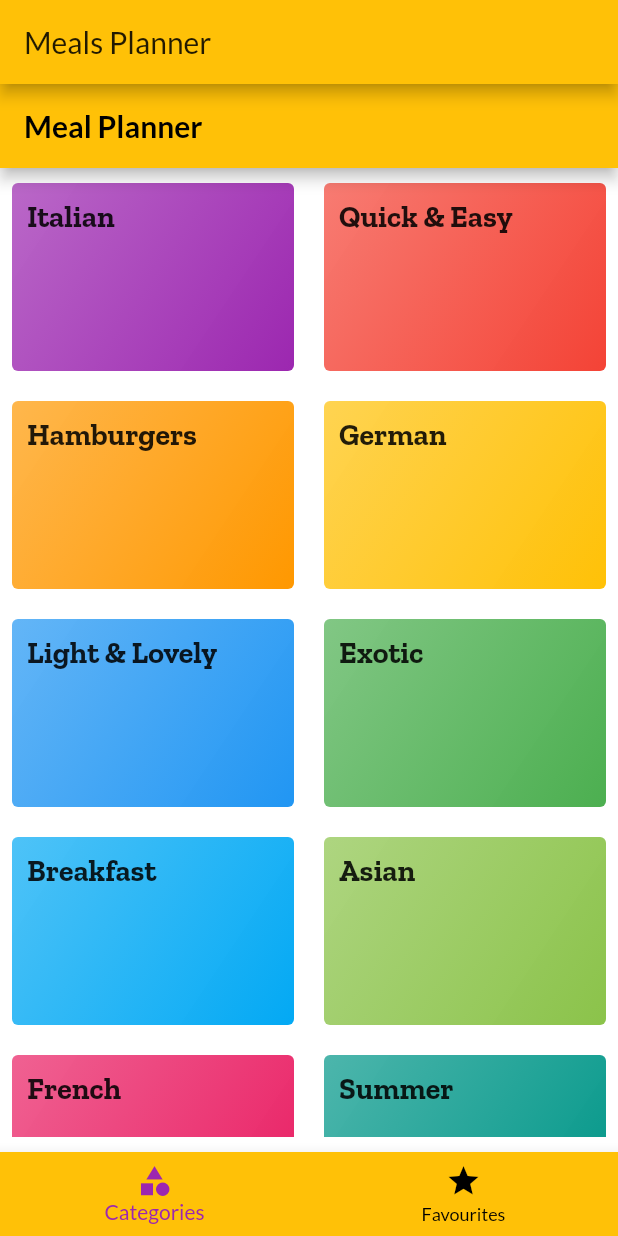
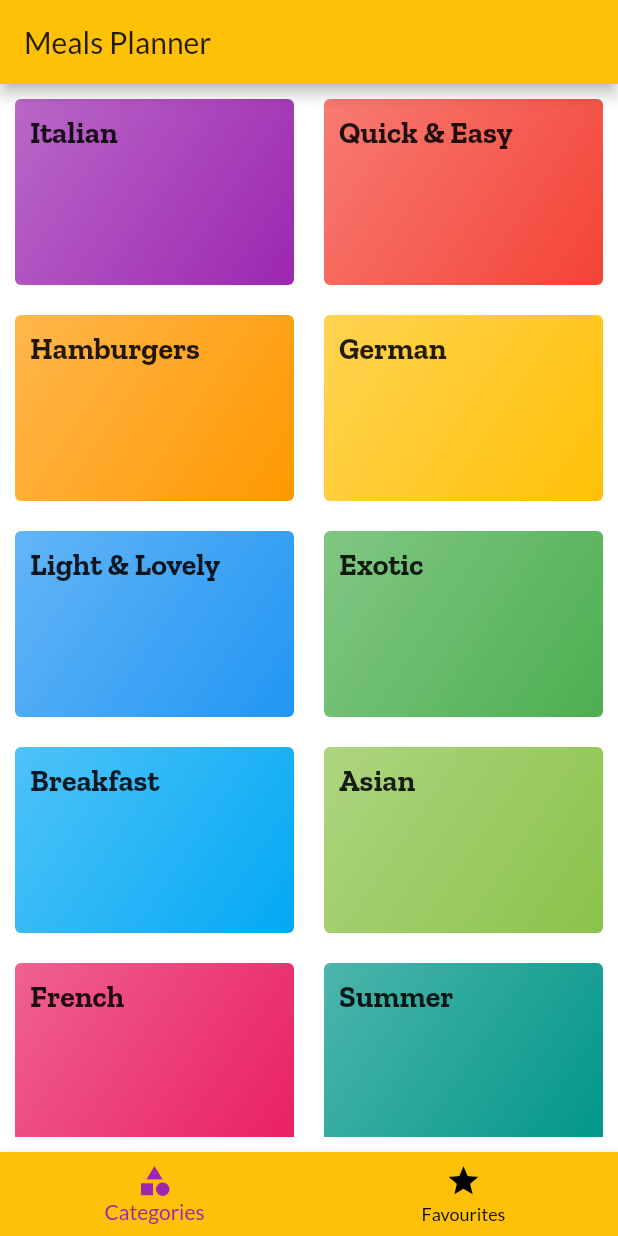
Before and after one commit to Ipaye/recipe-up, a Flutter app: the screen it shows after launch, on a phone screen of 412 x 824 dp. Run offline on Flutter 3.47's test engine with Material 2 defaults, Android fonts, the phone set to English and light mode, and no system bars.

Commit message:
Refactor: Refactored categories screen to account for tab view.
Tabs doesnt allow usage of scaffold as it creates that already

```diff
--- a/lib/screens/categories_screen.dart
+++ b/lib/screens/categories_screen.dart
@@ -1,20 +1,13 @@
 import 'package:flutter/material.dart';
-import 'package:foodapp/widgets/category_items.dart';
+import '../widgets/category_items.dart';
 
 import '../mock.dart';
 
 class CategoriesScreen extends StatelessWidget {
   @override
   Widget build(BuildContext context) {
-    return Scaffold(
-      appBar: AppBar(
-        title: const Text(
-          'Meal Planner',
-          style: TextStyle(color: Colors.black, fontWeight: FontWeight.bold),
-        ),
-      ),
-      body: Container(
-        padding: const EdgeInsets.only(top: 10, left: 8, right: 8, bottom: 10),
+    return Container(
+      padding: EdgeInsets.all(10),
       child: GridView(
           children: DUMMY_CATEGORIES
               .map((categoryData) => CategoryItem(
@@ -28,7 +21,6 @@ class CategoriesScreen extends StatelessWidget {
               childAspectRatio: 3 / 2,
               crossAxisSpacing: 20,
               mainAxisSpacing: 20)),
-      ),
     );
   }
 }
```
Lines whose indentation alone changed are shown as unchanged.
